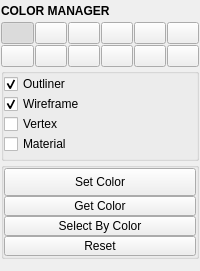
Qt form mayatk/display_utils/color_manager.ui (m3trik/mayatk) before a commit.
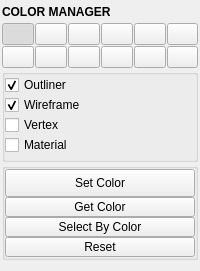
The same form after that commit. Custom widgets are drawn as their Qt base class.

Patch:
```diff
--- a/mayatk/display_utils/color_manager.ui
+++ b/mayatk/display_utils/color_manager.ui
@@ -31,16 +31,19 @@
    </property>
    <layout class="QVBoxLayout" name="verticalLayout">
     <property name="leftMargin">
-     <number>1</number>
+     <number>2</number>
     </property>
     <property name="topMargin">
-     <number>1</number>
+     <number>2</number>
     </property>
     <property name="rightMargin">
-     <number>1</number>
+     <number>2</number>
     </property>
     <property name="bottomMargin">
-     <number>1</number>
+     <number>2</number>
+    </property>
+    <property name="spacing">
+     <number>2</number>
     </property>
     <item>
      <layout class="QVBoxLayout" name="verticalLayout_1">
```
